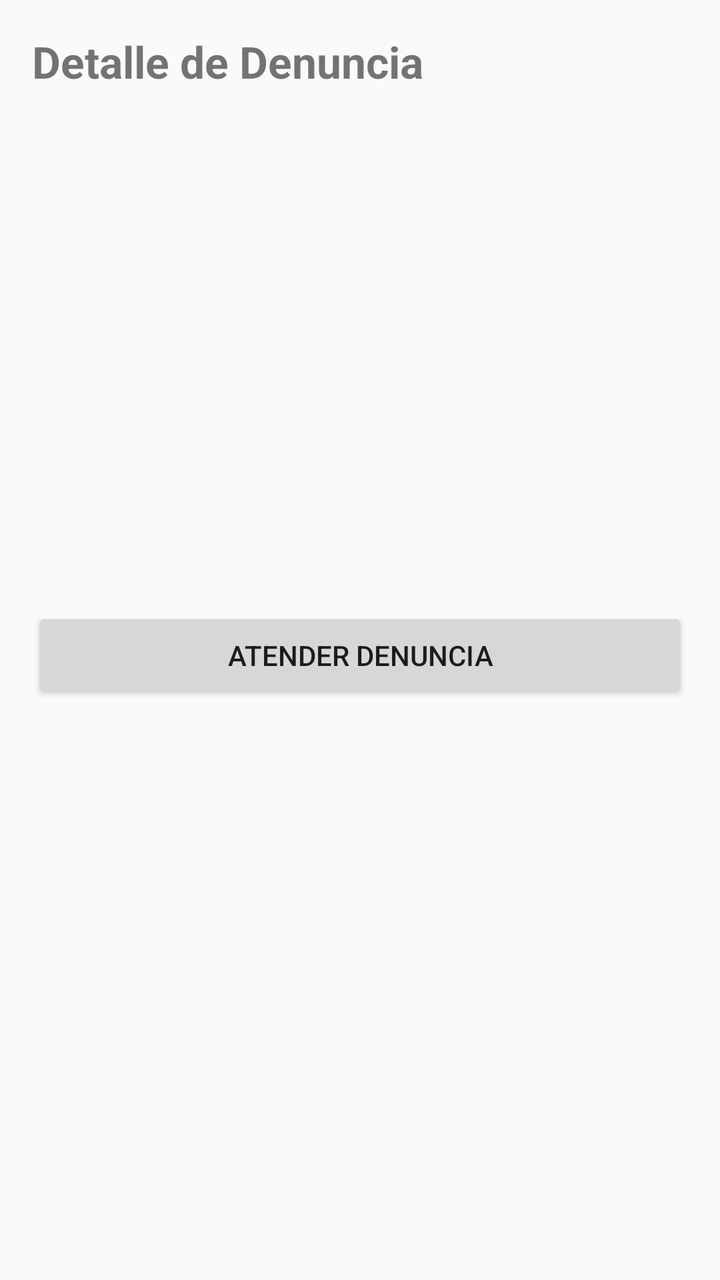
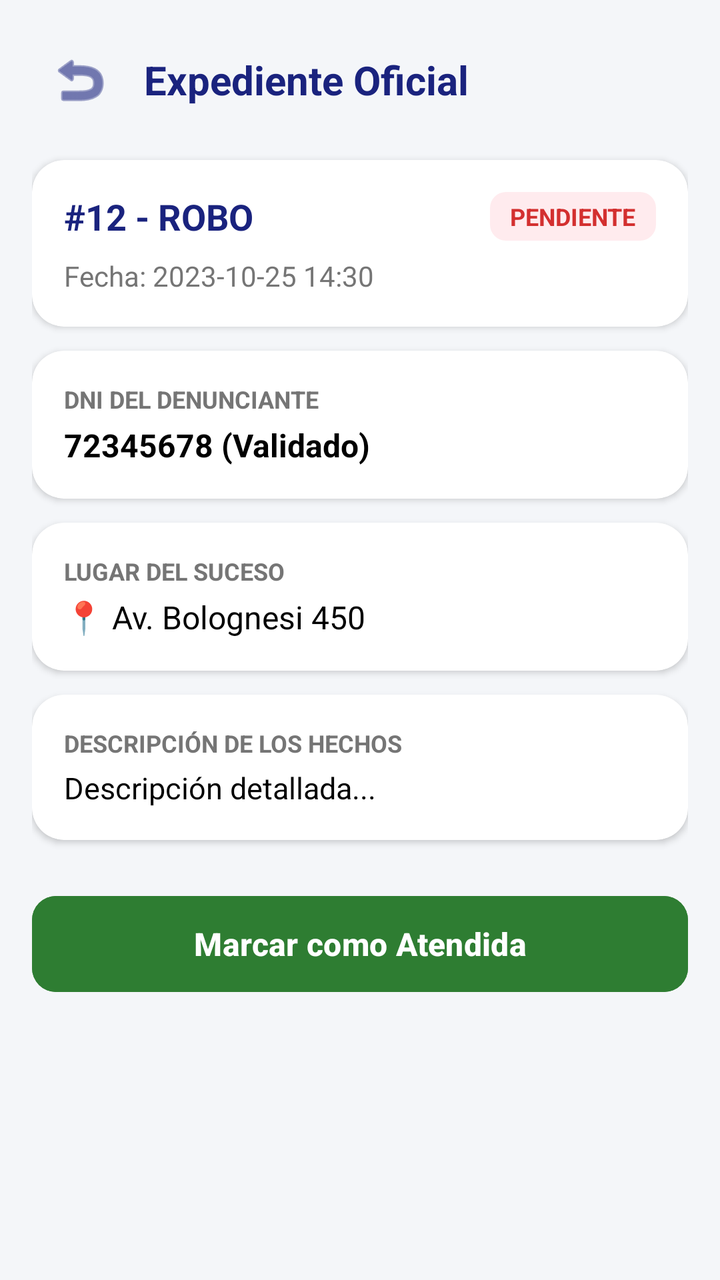

Screens rendered from an Android XML layout before and after an edit, with the pre-edit source and the edit as a unified diff.
<!-- AndroidManifest.xml: application theme Theme.AppParcial -->
<!-- res/layout/activity_detalle_denuncia.xml -->
<?xml version="1.0" encoding="utf-8"?>
<LinearLayout xmlns:android="http://schemas.android.com/apk/res/android"
    android:layout_width="match_parent"
    android:layout_height="match_parent"
    android:orientation="vertical"
    android:padding="16dp">

    <TextView
        android:layout_width="wrap_content"
        android:layout_height="wrap_content"
        android:text="Detalle de Denuncia"
        android:textSize="22sp"
        android:textStyle="bold"
        android:layout_marginBottom="20dp"/>

    <TextView
        android:id="@+id/tvId"
        android:layout_width="match_parent"
        android:layout_height="wrap_content"
        android:textSize="16sp"
        android:layout_marginBottom="10dp"/>

    <TextView
        android:id="@+id/tvDni"
        android:layout_width="match_parent"
        android:layout_height="wrap_content"
        android:textSize="16sp"
        android:layout_marginBottom="10dp"/>

    <TextView
        android:id="@+id/tvTipo"
        android:layout_width="match_parent"
        android:layout_height="wrap_content"
        android:textSize="16sp"
        android:layout_marginBottom="10dp"/>

    <TextView
        android:id="@+id/tvDireccion"
        android:layout_width="match_parent"
        android:layout_height="wrap_content"
        android:textSize="16sp"
        android:layout_marginBottom="10dp"/>

    <TextView
        android:id="@+id/tvDescripcion"
        android:layout_width="match_parent"
        android:layout_height="wrap_content"
        android:textSize="16sp"
        android:layout_marginBottom="10dp"/>

    <TextView
        android:id="@+id/tvFecha"
        android:layout_width="match_parent"
        android:layout_height="wrap_content"
        android:textSize="16sp"
        android:layout_marginBottom="10dp"/>

    <TextView
        android:id="@+id/tvEstado"
        android:layout_width="match_parent"
        android:layout_height="wrap_content"
        android:textSize="18sp"
        android:textStyle="bold"
        android:layout_marginBottom="24dp"/>

    <Button
        android:id="@+id/btnAtender"
        android:layout_width="match_parent"
        android:layout_height="wrap_content"
        android:text="Atender Denuncia"/>

</LinearLayout>
<!-- resources referenced by this layout -->
<resources>
  <style name="Theme.AppParcial" parent="Theme.AppCompat.Light.NoActionBar" />
</resources>

<!-- the commit's change to res/layout/activity_detalle_denuncia.xml (unified diff, before → after) -->
@@ -1,72 +1,214 @@
 <?xml version="1.0" encoding="utf-8"?>
-<LinearLayout xmlns:android="http://schemas.android.com/apk/res/android"
+<ScrollView xmlns:android="http://schemas.android.com/apk/res/android"
+    xmlns:app="http://schemas.android.com/apk/res-auto"
     android:layout_width="match_parent"
     android:layout_height="match_parent"
-    android:orientation="vertical"
-    android:padding="16dp">
-
-    <TextView
-        android:layout_width="wrap_content"
-        android:layout_height="wrap_content"
-        android:text="Detalle de Denuncia"
-        android:textSize="22sp"
-        android:textStyle="bold"
-        android:layout_marginBottom="20dp"/>
-
-    <TextView
-        android:id="@+id/tvId"
+    android:fillViewport="true"
+    android:background="@color/surface_background">
+
+    <LinearLayout
         android:layout_width="match_parent"
         android:layout_height="wrap_content"
-        android:textSize="16sp"
-        android:layout_marginBottom="10dp"/>
-
-    <TextView
-        android:id="@+id/tvDni"
-        android:layout_width="match_parent"
-        android:layout_height="wrap_content"
-        android:textSize="16sp"
-        android:layout_marginBottom="10dp"/>
-
-    <TextView
-        android:id="@+id/tvTipo"
-        android:layout_width="match_parent"
-        android:layout_height="wrap_content"
-        android:textSize="16sp"
-        android:layout_marginBottom="10dp"/>
-
-    <TextView
-        android:id="@+id/tvDireccion"
-        android:layout_width="match_parent"
-        android:layout_height="wrap_content"
-        android:textSize="16sp"
-        android:layout_marginBottom="10dp"/>
-
-    <TextView
-        android:id="@+id/tvDescripcion"
-        android:layout_width="match_parent"
-        android:layout_height="wrap_content"
-        android:textSize="16sp"
-        android:layout_marginBottom="10dp"/>
-
-    <TextView
-        android:id="@+id/tvFecha"
-        android:layout_width="match_parent"
-        android:layout_height="wrap_content"
-        android:textSize="16sp"
-        android:layout_marginBottom="10dp"/>
-
-    <TextView
-        android:id="@+id/tvEstado"
-        android:layout_width="match_parent"
-        android:layout_height="wrap_content"
-        android:textSize="18sp"
-        android:textStyle="bold"
-        android:layout_marginBottom="24dp"/>
-
-    <Button
-        android:id="@+id/btnAtender"
-        android:layout_width="match_parent"
-        android:layout_height="wrap_content"
-        android:text="Atender Denuncia"/>
-
-</LinearLayout>
+        android:orientation="vertical"
+        android:padding="16dp">
+
+        
+        <LinearLayout
+            android:layout_width="match_parent"
+            android:layout_height="wrap_content"
+            android:orientation="horizontal"
+            android:gravity="center_vertical"
+            android:layout_marginBottom="16dp">
+
+            <ImageButton
+                android:id="@+id/btnBack"
+                android:layout_width="48dp"
+                android:layout_height="48dp"
+                android:background="?attr/selectableItemBackgroundBorderless"
+                android:src="@android:drawable/ic_menu_revert"
+                app:tint="@color/primary_blue"
+                android:contentDescription="Atrás"/>
+
+            <TextView
+                android:layout_width="wrap_content"
+                android:layout_height="wrap_content"
+                android:text="Expediente Oficial"
+                android:textSize="20sp"
+                android:textStyle="bold"
+                android:textColor="@color/primary_blue"
+                android:layout_marginStart="8dp"/>
+        </LinearLayout>
+
+        
+        <androidx.cardview.widget.CardView
+            android:layout_width="match_parent"
+            android:layout_height="wrap_content"
+            app:cardBackgroundColor="@color/card_white"
+            app:cardCornerRadius="16dp"
+            app:cardElevation="2dp"
+            android:layout_marginBottom="12dp">
+
+            <LinearLayout
+                android:layout_width="match_parent"
+                android:layout_height="wrap_content"
+                android:orientation="vertical"
+                android:padding="16dp">
+
+                <LinearLayout
+                    android:layout_width="match_parent"
+                    android:layout_height="wrap_content"
+                    android:orientation="horizontal"
+                    android:gravity="center_vertical"
+                    android:layout_marginBottom="8dp">
+
+                    <TextView
+                        android:id="@+id/tvIdTipo"
+                        android:layout_width="0dp"
+                        android:layout_height="wrap_content"
+                        android:layout_weight="1"
+                        android:text="#12 - ROBO"
+                        android:textSize="18sp"
+                        android:textStyle="bold"
+                        android:textColor="@color/primary_blue"/>
+
+                    <TextView
+                        android:id="@+id/tvEstado"
+                        android:layout_width="wrap_content"
+                        android:layout_height="wrap_content"
+                        android:text="PENDIENTE"
+                        android:textSize="12sp"
+                        android:textStyle="bold"
+                        android:paddingHorizontal="10dp"
+                        android:paddingVertical="4dp"
+                        android:background="@drawable/bg_chip_pendiente"
+                        android:textColor="@color/badge_pendiente_text"/>
+                </LinearLayout>
+
+                <TextView
+                    android:id="@+id/tvFecha"
+                    android:layout_width="match_parent"
+                    android:layout_height="wrap_content"
+                    android:text="Fecha: 2023-10-25 14:30"
+                    android:textSize="14sp"
+                    android:textColor="@color/text_muted"/>
+            </LinearLayout>
+        </androidx.cardview.widget.CardView>
+
+        
+        <androidx.cardview.widget.CardView
+            android:layout_width="match_parent"
+            android:layout_height="wrap_content"
+            app:cardBackgroundColor="@color/card_white"
+            app:cardCornerRadius="16dp"
+            app:cardElevation="2dp"
+            android:layout_marginBottom="12dp">
+
+            <LinearLayout
+                android:layout_width="match_parent"
+                android:layout_height="wrap_content"
+                android:orientation="vertical"
+                android:padding="16dp">
+
+                <TextView
+                    android:layout_width="wrap_content"
+                    android:layout_height="wrap_content"
+                    android:text="DNI DEL DENUNCIANTE"
+                    android:textSize="12sp"
+                    android:textStyle="bold"
+                    android:textColor="@color/text_muted"
+                    android:layout_marginBottom="4dp"/>
+
+                <TextView
+                    android:id="@+id/tvDni"
+                    android:layout_width="match_parent"
+                    android:layout_height="wrap_content"
+                    android:text="72345678 (Validado)"
+                    android:textSize="16sp"
+                    android:textStyle="bold"
+                    android:textColor="@android:color/black"/>
+            </LinearLayout>
+        </androidx.cardview.widget.CardView>
+
+        
+        <androidx.cardview.widget.CardView
+            android:layout_width="match_parent"
+            android:layout_height="wrap_content"
+            app:cardBackgroundColor="@color/card_white"
+            app:cardCornerRadius="16dp"
+            app:cardElevation="2dp"
+            android:layout_marginBottom="12dp">
+
+            <LinearLayout
+                android:layout_width="match_parent"
+                android:layout_height="wrap_content"
+                android:orientation="vertical"
+                android:padding="16dp">
+
+                <TextView
+                    android:layout_width="wrap_content"
+                    android:layout_height="wrap_content"
+                    android:text="LUGAR DEL SUCESO"
+                    android:textSize="12sp"
+                    android:textStyle="bold"
+                    android:textColor="@color/text_muted"
+                    android:layout_marginBottom="4dp"/>
+
+                <TextView
+                    android:id="@+id/tvDireccion"
+                    android:layout_width="match_parent"
+                    android:layout_height="wrap_content"
+                    android:text="📍 Av. Bolognesi 450"
+                    android:textSize="16sp"
+                    android:textColor="@android:color/black"/>
+            </LinearLayout>
+        </androidx.cardview.widget.CardView>
+
+        
+        <androidx.cardview.widget.CardView
+            android:layout_width="match_parent"
+            android:layout_height="wrap_content"
+            app:cardBackgroundColor="@color/card_white"
+            app:cardCornerRadius="16dp"
+            app:cardElevation="2dp"
+            android:layout_marginBottom="24dp">
+
+            <LinearLayout
+                android:layout_width="match_parent"
+                android:layout_height="wrap_content"
+                android:orientation="vertical"
+                android:padding="16dp">
+
+                <TextView
+                    android:layout_width="wrap_content"
+                    android:layout_height="wrap_content"
+                    android:text="DESCRIPCIÓN DE LOS HECHOS"
+                    android:textSize="12sp"
+                    android:textStyle="bold"
+                    android:textColor="@color/text_muted"
+                    android:layout_marginBottom="4dp"/>
+
+                <TextView
+                    android:id="@+id/tvDescripcion"
+                    android:layout_width="match_parent"
+                    android:layout_height="wrap_content"
+                    android:text="Descripción detallada..."
+                    android:textSize="15sp"
+                    android:textColor="@android:color/black"/>
+            </LinearLayout>
+        </androidx.cardview.widget.CardView>
+
+        
+        <Button
+            android:id="@+id/btnAtender"
+            android:layout_width="match_parent"
+            android:layout_height="56dp"
+            android:text="Marcar como Atendida"
+            android:textColor="@android:color/white"
+            android:backgroundTint="@color/badge_atendida_text"
+            android:textAllCaps="false"
+            android:textStyle="bold"
+            android:textSize="16sp"
+            app:cornerRadius="12dp"/>
+
+    </LinearLayout>
+</ScrollView>
<!-- resource entries referenced after the edit -->
@@ -1,5 +1,19 @@
 <!-- resources referenced by this layout -->
 <resources>
-  <style name="Theme.AppParcial" parent="Theme.AppCompat.Light.NoActionBar" />
+  <color name="badge_atendida_text">#2E7D32</color>
+  <color name="badge_pendiente_text">#D32F2F</color>
+  <color name="card_white">#FFFFFF</color>
+  <color name="primary_blue">#1A237E</color>
+  <color name="surface_background">#F4F6F9</color>
+  <color name="text_muted">#757575</color>
+  <!-- drawable bg_chip_pendiente (drawable) -->
+  <?xml version="1.0" encoding="utf-8"?>
+  <shape xmlns:android="http://schemas.android.com/apk/res/android"
+      android:shape="rectangle">
+      <solid android:color="@color/badge_pendiente_bg"/>
+      <corners android:radius="8dp"/>
+  </shape>
+  <style name="Theme.AppParcial" parent="Theme.Material3.DayNight.NoActionBar" />
+  <color name="badge_pendiente_bg">#FFEBEE</color>
 </resources>
 
